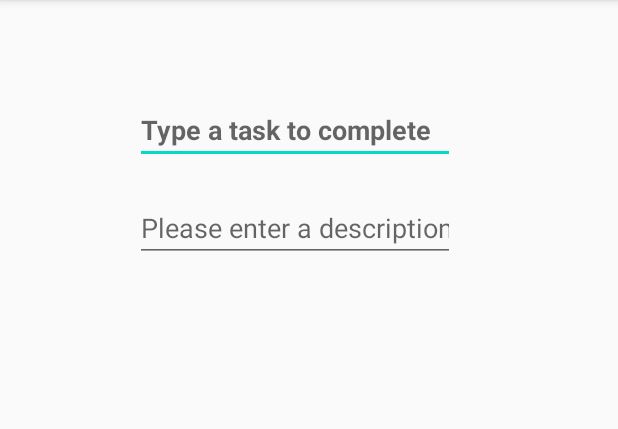
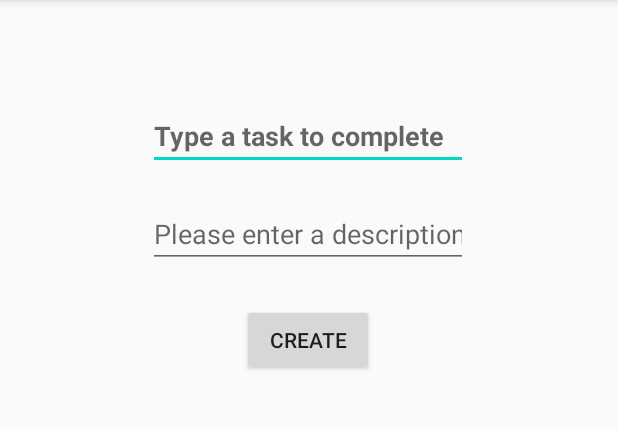
Before and after one commit to scc2758/KidsToDoApp, an Android app: the CreateToDoEntryActivity screen opened directly, with no data from a screen before it, on a phone screen of 412 x 824 dp, the part 84-513 px from its top. Run offline under Robolectric (Android 15) with nearby library versions, the phone set to English and light mode, and no system bars.

Commit message:
Added Create button to CreateToDoEntryActivity

```diff
--- a/app/src/main/java/com/example/kidstodoapp/CreateToDoEntryActivity.java
+++ b/app/src/main/java/com/example/kidstodoapp/CreateToDoEntryActivity.java
@@ -2,7 +2,11 @@ package com.example.kidstodoapp;
 
 import androidx.appcompat.app.AppCompatActivity;
 
+import android.content.Intent;
 import android.os.Bundle;
+import android.view.View;
+import android.widget.Button;
+import android.widget.EditText;
 
 public class CreateToDoEntryActivity extends AppCompatActivity {
 
@@ -10,5 +14,21 @@ public class CreateToDoEntryActivity extends AppCompatActivity {
     protected void onCreate(Bundle savedInstanceState) {
         super.onCreate(savedInstanceState);
         setContentView(R.layout.activity_create_to_do_entry);
+
+        Button createEntryButton = (Button) findViewById(R.id.create_entry_button);
+        final EditText entryNameEditText = (EditText) findViewById(R.id.entry_name_txt);
+        final EditText entryDescriptionEditText = (EditText) findViewById(R.id.entry_description_txt);
+
+        createEntryButton.setOnClickListener(new View.OnClickListener() {
+            public void onClick(View view) {
+                ToDoEntry newEntry = new ToDoEntry(
+                        entryNameEditText.getText().toString(),
+                        entryDescriptionEditText.getText().toString()
+                );
+                //TODO: Add new ToDoEntry to list and navigate to MainActivity
+                Intent intent = new Intent(view.getContext(), MainActivity.class);
+                startActivity(intent);
+            }
+        });
     }
 }
--- a/app/src/main/res/layout/activity_create_to_do_entry.xml
+++ b/app/src/main/res/layout/activity_create_to_do_entry.xml
@@ -7,21 +7,21 @@
     tools:context=".CreateToDoEntryActivity">
 
     <EditText
-        android:id="@+id/entry_txt"
+        android:id="@+id/entry_name_txt"
         android:layout_width="wrap_content"
         android:layout_height="wrap_content"
-        android:layout_marginTop="64dp"
+        android:layout_marginTop="68dp"
         android:ems="10"
         android:hint="Type a task to complete"
         android:inputType="textPersonName"
         android:textStyle="bold"
         app:layout_constraintEnd_toEndOf="parent"
-        app:layout_constraintHorizontal_bias="0.452"
+        app:layout_constraintHorizontal_bias="0.497"
         app:layout_constraintStart_toStartOf="parent"
         app:layout_constraintTop_toTopOf="parent" />
 
     <EditText
-        android:id="@+id/entryDescription_txt"
+        android:id="@+id/entry_description_txt"
         android:layout_width="wrap_content"
         android:layout_height="wrap_content"
         android:layout_marginTop="20dp"
@@ -29,8 +29,19 @@
         android:hint="Please enter a description of task"
         android:inputType="textPersonName"
         app:layout_constraintEnd_toEndOf="parent"
-        app:layout_constraintHorizontal_bias="0.452"
+        app:layout_constraintHorizontal_bias="0.497"
         app:layout_constraintStart_toStartOf="parent"
-        app:layout_constraintTop_toBottomOf="@+id/entry_txt" />
+        app:layout_constraintTop_toBottomOf="@+id/entry_name_txt" />
+
+    <Button
+        android:id="@+id/create_entry_button"
+        android:layout_width="wrap_content"
+        android:layout_height="wrap_content"
+        android:layout_marginTop="24dp"
+        android:text="Create"
+        app:layout_constraintEnd_toEndOf="parent"
+        app:layout_constraintHorizontal_bias="0.498"
+        app:layout_constraintStart_toStartOf="parent"
+        app:layout_constraintTop_toBottomOf="@+id/entry_description_txt" />
 
 </androidx.constraintlayout.widget.ConstraintLayout>
```
